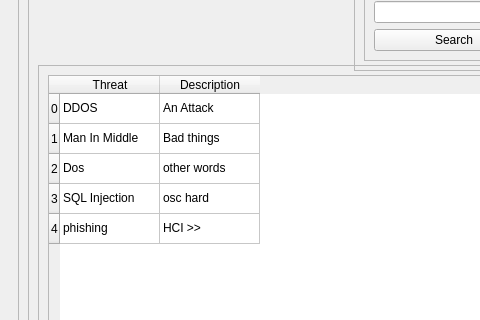
Qt form UIPrototype/prototypeDevelopment2/main_ui.ui (bnetting/UoN_2022-23_Group_Project) before a commit; both pictures show x 0 to 480 and y 260 to 580 of the 909 by 830 pixel window.
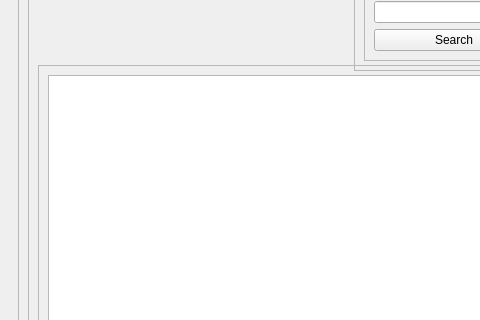
The same form after that commit. The open tabs and pages were chosen to show the change.

Commit message:
Addition: Added threats page + Added table + hard coded table values + added store.py as a global state store + added openThreatsPage() method in main.py + added detectPress() method in main.py + added openSingelResult() method in main.py + added util_editStore_title() method in utility.py
User can now look at the table and select an entry and be taken
to a page where the entry title is displayed.

```diff
--- a/UIPrototype/prototypeDevelopment2/main_ui.ui
+++ b/UIPrototype/prototypeDevelopment2/main_ui.ui
@@ -879,93 +879,7 @@
                 </property>
                 <layout class="QHBoxLayout" name="horizontalLayout_9">
                  <item>
-                  <widget class="QTableWidget" name="tableWidget">
-                   <row>
-                    <property name="text">
-                     <string>0</string>
-                    </property>
-                   </row>
-                   <row>
-                    <property name="text">
-                     <string>1</string>
-                    </property>
-                   </row>
-                   <row>
-                    <property name="text">
-                     <string>2</string>
-                    </property>
-                   </row>
-                   <row>
-                    <property name="text">
-                     <string>3</string>
-                    </property>
-                   </row>
-                   <row>
-                    <property name="text">
-                     <string>4</string>
-                    </property>
-                   </row>
-                   <column>
-                    <property name="text">
-                     <string>Threat</string>
-                    </property>
-                   </column>
-                   <column>
-                    <property name="text">
-                     <string>Description</string>
-                    </property>
-                   </column>
-                   <item row="0" column="0">
-                    <property name="text">
-                     <string>DDOS</string>
-                    </property>
-                   </item>
-                   <item row="0" column="1">
-                    <property name="text">
-                     <string>An Attack</string>
-                    </property>
-                   </item>
-                   <item row="1" column="0">
-                    <property name="text">
-                     <string>Man In Middle</string>
-                    </property>
-                   </item>
-                   <item row="1" column="1">
-                    <property name="text">
-                     <string>Bad things</string>
-                    </property>
-                   </item>
-                   <item row="2" column="0">
-                    <property name="text">
-                     <string>Dos</string>
-                    </property>
-                   </item>
-                   <item row="2" column="1">
-                    <property name="text">
-                     <string>other words</string>
-                    </property>
-                   </item>
-                   <item row="3" column="0">
-                    <property name="text">
-                     <string>SQL Injection</string>
-                    </property>
-                   </item>
-                   <item row="3" column="1">
-                    <property name="text">
-                     <string>osc hard</string>
-                    </property>
-                   </item>
-                   <item row="4" column="0">
-                    <property name="text">
-                     <string>phishing</string>
-                    </property>
-                   </item>
-                   <item row="4" column="1">
-                    <property name="text">
-                     <string>HCI &gt;&gt;</string>
-                    </property>
-                   </item>
-                  </widget>
+                  <widget class="QTableWidget" name="tableWidget"/>
                  </item>
                 </layout>
                </widget>
```
Left out of the diff: 38 changed lines with no effect on the pictures. The commit also changes 9 other files.
